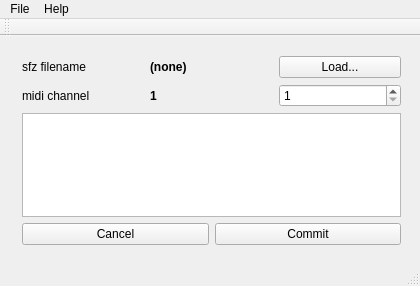
The window that liquidmainwindow.ui (be1/qliquidsfz) describes before a commit, drawn with Qt 5.
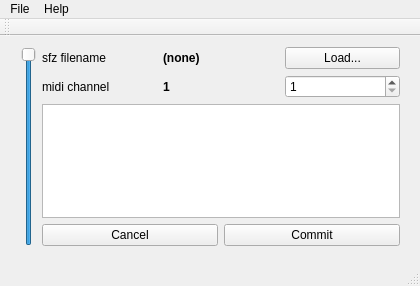
The same window after the commit.

Commit message: update to reflect liquidzfz v0.2: gain, pitchbend...

Diff of the .ui file:
```diff
--- a/liquidmainwindow.ui
+++ b/liquidmainwindow.ui
@@ -41,17 +41,35 @@
    <widget class="QWidget" name="verticalLayoutWidget">
     <property name="geometry">
      <rect>
-      <x>11</x>
-      <y>9</y>
+      <x>10</x>
+      <y>0</y>
       <width>401</width>
-      <height>211</height>
+      <height>221</height>
      </rect>
     </property>
-    <layout class="QVBoxLayout" name="verticalLayout">
+    <layout class="QHBoxLayout" name="horizontalLayout_4">
+     <property name="spacing">
+      <number>6</number>
+     </property>
      <item>
-      <layout class="QHBoxLayout" name="horizontalLayout">
+      <widget class="QSlider" name="gainSlider">
+       <property name="maximum">
+        <number>100</number>
+       </property>
+       <property name="value">
+        <number>100</number>
+       </property>
+       <property name="orientation">
+        <enum>Qt::Vertical</enum>
+       </property>
+      </widget>
+     </item>
        <item>
-        <widget class="QLabel" name="label_1">
+      <layout class="QVBoxLayout" name="verticalLayout_2">
+       <item>
+        <layout class="QHBoxLayout" name="horizontalLayout_5">
+         <item>
+          <widget class="QLabel" name="label_3">
          <property name="text">
           <string>sfz filename</string>
          </property>
@@ -114,20 +132,7 @@
       </layout>
      </item>
      <item>
-      <widget class="QPlainTextEdit" name="logTextEdit">
-       <property name="documentTitle">
-        <string notr="true"/>
-       </property>
-       <property name="undoRedoEnabled">
-        <bool>false</bool>
-       </property>
-       <property name="plainText">
-        <string notr="true"/>
-       </property>
-       <property name="textInteractionFlags">
-        <set>Qt::TextSelectableByKeyboard|Qt::TextSelectableByMouse</set>
-       </property>
-      </widget>
+        <widget class="QPlainTextEdit" name="logTextEdit"/>
      </item>
      <item>
       <layout class="QHBoxLayout" name="horizontalLayout_3">
@@ -144,6 +149,8 @@
           <string>Commit</string>
          </property>
         </widget>
+         </item>
+        </layout>
        </item>
       </layout>
      </item>
```
Left out of the diff: 2 changed lines with no effect on the pictures. Lines whose indentation alone changed are shown as unchanged. The commit also changes 3 other files.
